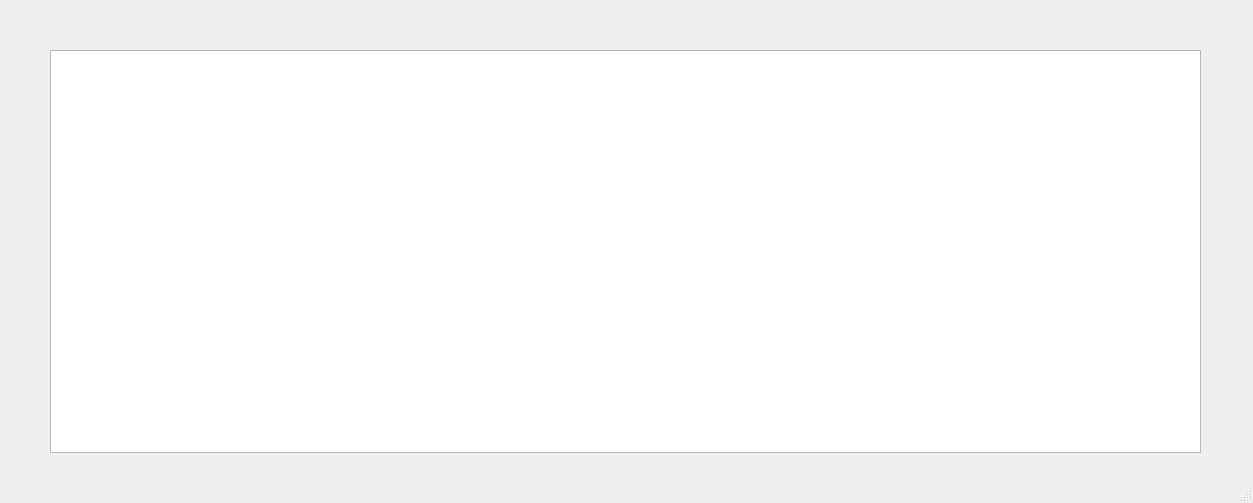
Old version of the form mainwindow.ui in the repository TheCodeCronicles/Super-Pac-Man.
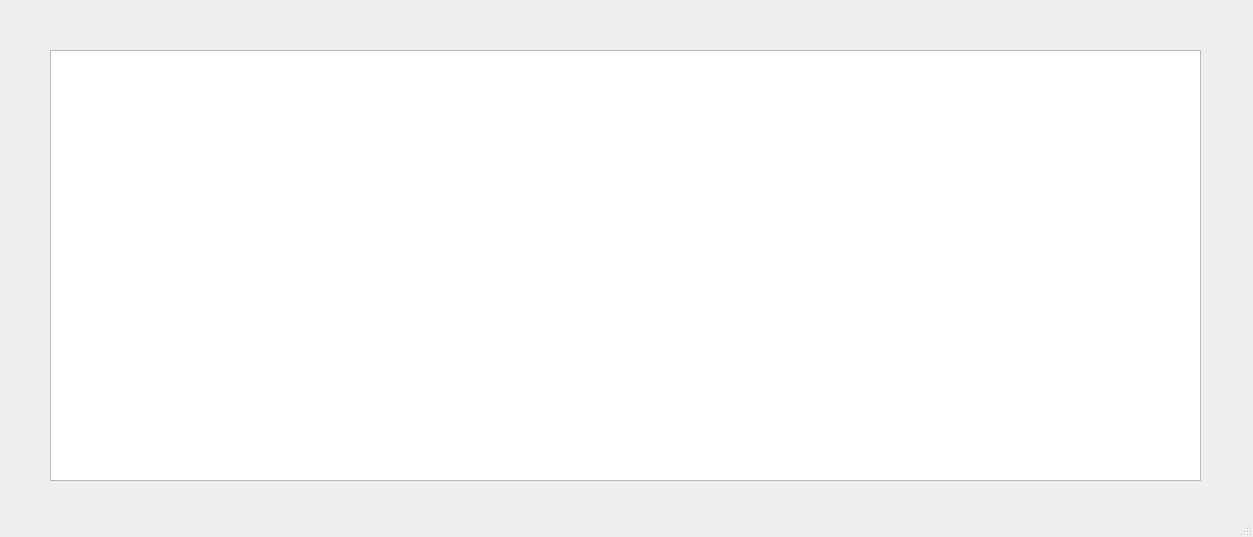
New version of the form.

Commit message: Restart button added

Diff of the .ui file:
```diff
--- a/mainwindow.ui
+++ b/mainwindow.ui
@@ -7,7 +7,7 @@
     <x>0</x>
     <y>0</y>
     <width>1253</width>
-    <height>503</height>
+    <height>537</height>
    </rect>
   </property>
   <property name="windowTitle">
@@ -20,7 +20,7 @@
       <x>50</x>
       <y>50</y>
       <width>1151</width>
-      <height>403</height>
+      <height>431</height>
      </rect>
     </property>
    </widget>
```
The commit also changes 2 other files.
